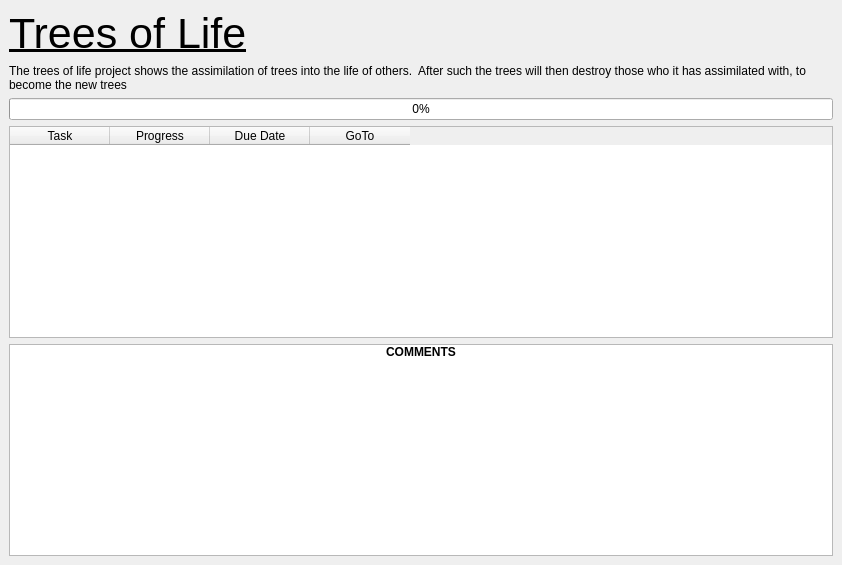
The window that Project.ui (CDDDJ-A-2015/Project) describes before a commit, drawn with Qt 5.
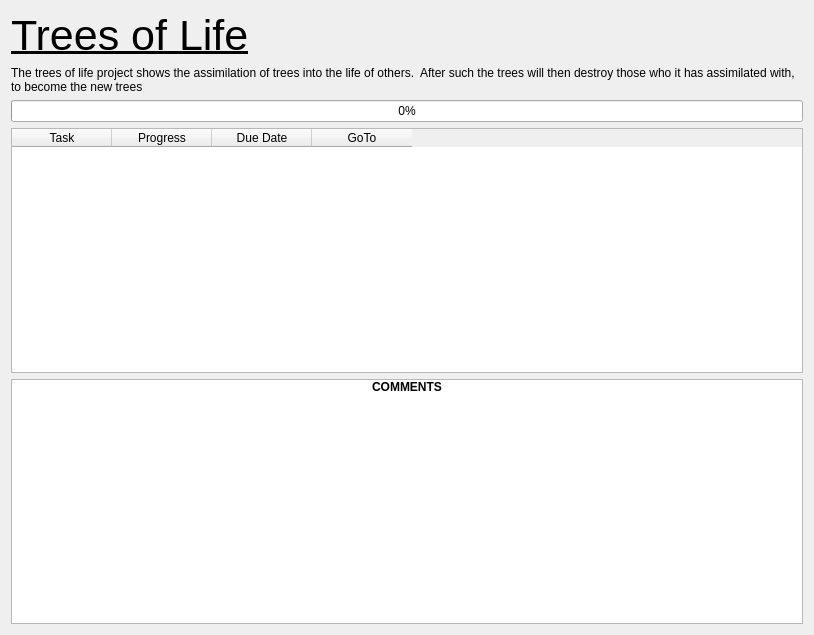
The same window after the commit.

Patch:
```diff
--- a/Project.ui
+++ b/Project.ui
@@ -1,43 +1,20 @@
 <?xml version="1.0" encoding="UTF-8"?>
 <ui version="4.0">
  <class>Project</class>
- <widget class="QMainWindow" name="Project">
-  <property name="enabled">
-   <bool>true</bool>
-  </property>
+ <widget class="QWidget" name="Project">
   <property name="geometry">
    <rect>
     <x>0</x>
     <y>0</y>
-    <width>842</width>
-    <height>565</height>
+    <width>814</width>
+    <height>635</height>
    </rect>
   </property>
-  <property name="sizePolicy">
-   <sizepolicy hsizetype="Maximum" vsizetype="Maximum">
-    <horstretch>0</horstretch>
-    <verstretch>0</verstretch>
-   </sizepolicy>
-  </property>
-  <property name="minimumSize">
-   <size>
-    <width>0</width>
-    <height>0</height>
-   </size>
-  </property>
   <property name="windowTitle">
    <string>Project</string>
   </property>
-  <property name="tabShape">
-   <enum>QTabWidget::Rounded</enum>
-  </property>
-  <widget class="QWidget" name="centralwidget">
-   <property name="sizePolicy">
-    <sizepolicy hsizetype="Maximum" vsizetype="Maximum">
-     <horstretch>0</horstretch>
-     <verstretch>0</verstretch>
-    </sizepolicy>
-   </property>
+  <layout class="QVBoxLayout" name="verticalLayout_2">
+   <item>
    <layout class="QVBoxLayout" name="verticalLayout">
     <item>
      <widget class="QLabel" name="projName">
@@ -118,7 +95,8 @@
      </widget>
     </item>
    </layout>
-  </widget>
+   </item>
+  </layout>
  </widget>
  <resources/>
  <connections/>
```
Lines whose indentation alone changed are shown as unchanged.
